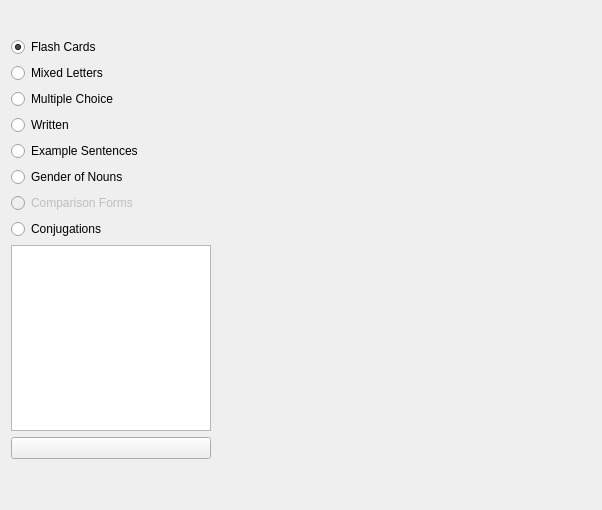
First picture: the form in src/statistics/statisticsmainwindow.ui, repository KDE/parley, before the edit.
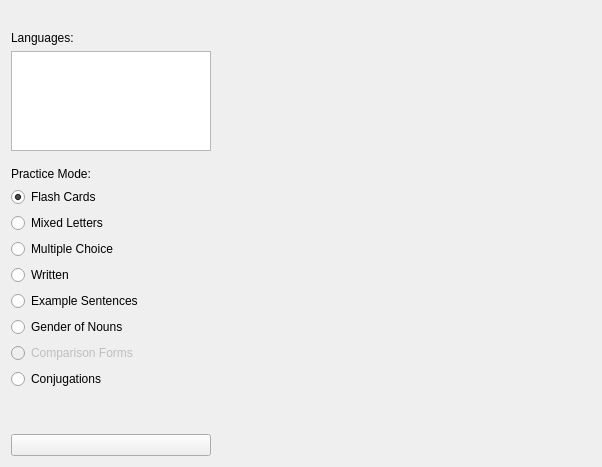
Second picture: the form after the edit. Custom widgets are drawn as their Qt base class.

Commit message: put language selection into start practice screen

```diff
--- a/src/statistics/statisticsmainwindow.ui
+++ b/src/statistics/statisticsmainwindow.ui
@@ -7,7 +7,7 @@
     <x>0</x>
     <y>0</y>
     <width>602</width>
-    <height>510</height>
+    <height>467</height>
    </rect>
   </property>
   <property name="sizePolicy">
@@ -20,77 +20,20 @@
    <string>Form</string>
   </property>
   <layout class="QGridLayout" name="gridLayout">
-   <item row="11" column="1">
-    <widget class="QPushButton" name="startPracticeButton">
-     <property name="text">
-      <string/>
-     </property>
-    </widget>
-   </item>
-   <item row="10" column="1">
-    <widget class="QListWidget" name="languageList">
+   <item row="0" column="1">
+    <widget class="QLabel" name="caption">
      <property name="sizePolicy">
-      <sizepolicy hsizetype="Preferred" vsizetype="Expanding">
-       <horstretch>100</horstretch>
+      <sizepolicy hsizetype="Expanding" vsizetype="Preferred">
+       <horstretch>0</horstretch>
        <verstretch>0</verstretch>
       </sizepolicy>
      </property>
-     <property name="minimumSize">
-      <size>
-       <width>30</width>
-       <height>0</height>
-      </size>
-     </property>
-     <property name="maximumSize">
-      <size>
-       <width>200</width>
-       <height>200</height>
-      </size>
-     </property>
-    </widget>
-   </item>
-   <item row="7" column="1">
-    <widget class="QRadioButton" name="gender">
-     <property name="enabled">
-      <bool>true</bool>
-     </property>
      <property name="text">
-      <string>Gender of Nouns</string>
+      <string/>
      </property>
     </widget>
    </item>
-   <item row="6" column="1">
-    <widget class="QRadioButton" name="exampleSentence">
-     <property name="enabled">
-      <bool>true</bool>
-     </property>
-     <property name="text">
-      <string>Example Sentences</string>
-     </property>
-    </widget>
-   </item>
-   <item row="5" column="1">
-    <widget class="QRadioButton" name="written">
-     <property name="text">
-      <string>Written</string>
-     </property>
-    </widget>
-   </item>
-   <item row="4" column="1">
-    <widget class="QRadioButton" name="multipleChoice">
-     <property name="text">
-      <string>Multiple Choice</string>
-     </property>
-    </widget>
-   </item>
-   <item row="3" column="1">
-    <widget class="QRadioButton" name="mixedLetters">
-     <property name="text">
-      <string>Mixed Letters</string>
-     </property>
-    </widget>
-   </item>
-   <item row="2" column="1">
+   <item row="5" column="0">
     <widget class="QRadioButton" name="flashCard">
      <property name="text">
       <string>Flash Cards</string>
@@ -100,17 +43,58 @@
      </property>
     </widget>
    </item>
-   <item row="9" column="1">
-    <widget class="QRadioButton" name="conjugations">
+   <item row="1" column="1" rowspan="17">
+    <widget class="LessonStatisticsView" name="lessonStatistics" native="true">
+     <property name="sizePolicy">
+      <sizepolicy hsizetype="Expanding" vsizetype="Expanding">
+       <horstretch>0</horstretch>
+       <verstretch>0</verstretch>
+      </sizepolicy>
+     </property>
+    </widget>
+   </item>
+   <item row="6" column="0">
+    <widget class="QRadioButton" name="mixedLetters">
+     <property name="text">
+      <string>Mixed Letters</string>
+     </property>
+    </widget>
+   </item>
+   <item row="7" column="0">
+    <widget class="QRadioButton" name="multipleChoice">
+     <property name="text">
+      <string>Multiple Choice</string>
+     </property>
+    </widget>
+   </item>
+   <item row="8" column="0">
+    <widget class="QRadioButton" name="written">
+     <property name="text">
+      <string>Written</string>
+     </property>
+    </widget>
+   </item>
+   <item row="9" column="0">
+    <widget class="QRadioButton" name="exampleSentence">
      <property name="enabled">
       <bool>true</bool>
      </property>
      <property name="text">
-      <string>Conjugations</string>
+      <string>Example Sentences</string>
      </property>
     </widget>
    </item>
-   <item row="8" column="1">
+   <item row="10" column="0">
+    <widget class="QRadioButton" name="gender">
+     <property name="enabled">
+      <bool>true</bool>
+     </property>
+     <property name="text">
+      <string>Gender of Nouns</string>
+     </property>
+    </widget>
+   </item>
+   <item row="11" column="0">
     <widget class="QRadioButton" name="comparisonForms">
      <property name="enabled">
       <bool>false</bool>
@@ -120,17 +104,17 @@
      </property>
     </widget>
    </item>
-   <item row="1" column="2" rowspan="12">
-    <widget class="LessonStatisticsView" name="lessonStatistics" native="true">
-     <property name="sizePolicy">
-      <sizepolicy hsizetype="Expanding" vsizetype="Expanding">
-       <horstretch>0</horstretch>
-       <verstretch>0</verstretch>
-      </sizepolicy>
+   <item row="12" column="0">
+    <widget class="QRadioButton" name="conjugations">
+     <property name="enabled">
+      <bool>true</bool>
+     </property>
+     <property name="text">
+      <string>Conjugations</string>
      </property>
     </widget>
    </item>
-   <item row="12" column="1">
+   <item row="16" column="0">
     <spacer name="verticalSpacer">
      <property name="orientation">
       <enum>Qt::Vertical</enum>
@@ -138,24 +122,86 @@
      <property name="sizeHint" stdset="0">
       <size>
        <width>20</width>
-       <height>40</height>
+       <height>0</height>
       </size>
      </property>
     </spacer>
    </item>
-   <item row="0" column="2">
-    <widget class="QLabel" name="caption">
+   <item row="14" column="0">
+    <widget class="QWidget" name="modeSpecificOptions" native="true">
      <property name="sizePolicy">
-      <sizepolicy hsizetype="Expanding" vsizetype="Preferred">
+      <sizepolicy hsizetype="Preferred" vsizetype="Expanding">
        <horstretch>0</horstretch>
        <verstretch>0</verstretch>
       </sizepolicy>
      </property>
+     <property name="maximumSize">
+      <size>
+       <width>200</width>
+       <height>16777215</height>
+      </size>
+     </property>
+    </widget>
+   </item>
+   <item row="17" column="0">
+    <widget class="QPushButton" name="startPracticeButton">
      <property name="text">
       <string/>
      </property>
     </widget>
    </item>
+   <item row="2" column="0">
+    <widget class="QListWidget" name="languageList">
+     <property name="sizePolicy">
+      <sizepolicy hsizetype="Preferred" vsizetype="Minimum">
+       <horstretch>100</horstretch>
+       <verstretch>0</verstretch>
+      </sizepolicy>
+     </property>
+     <property name="minimumSize">
+      <size>
+       <width>30</width>
+       <height>30</height>
+      </size>
+     </property>
+     <property name="maximumSize">
+      <size>
+       <width>200</width>
+       <height>100</height>
+      </size>
+     </property>
+    </widget>
+   </item>
+   <item row="4" column="0">
+    <widget class="QLabel" name="label_2">
+     <property name="text">
+      <string>Practice Mode:</string>
+     </property>
+    </widget>
+   </item>
+   <item row="3" column="0">
+    <spacer name="verticalSpacer_2">
+     <property name="orientation">
+      <enum>Qt::Vertical</enum>
+     </property>
+     <property name="sizeType">
+      <enum>QSizePolicy::Fixed</enum>
+     </property>
+     <property name="sizeHint" stdset="0">
+      <size>
+       <width>20</width>
+       <height>10</height>
+      </size>
+     </property>
+    </spacer>
+   </item>
+   <item row="1" column="0">
+    <widget class="QLabel" name="label">
+     <property name="text">
+      <string>Languages:</string>
+     </property>
+    </widget>
+   </item>
   </layout>
  </widget>
  <customwidgets>
```
The commit also changes 7 other files.
